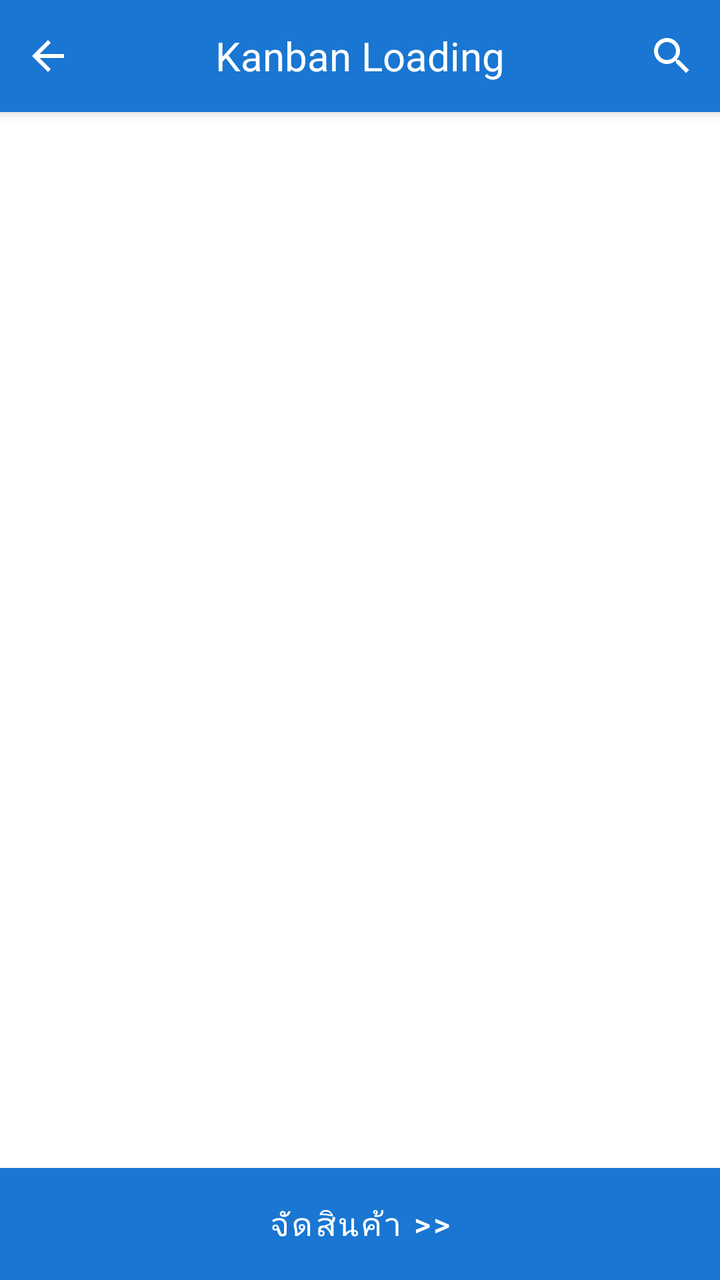
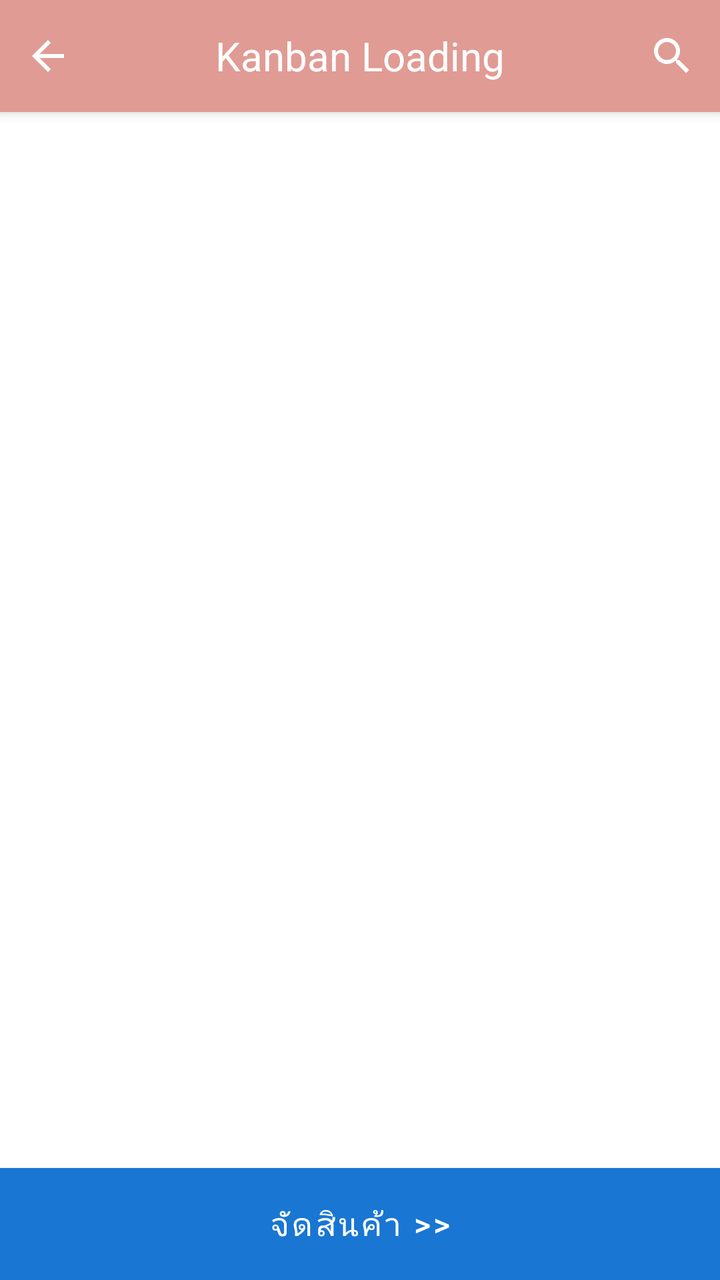

Before-and-after screenshots of an Android layout around one commit, followed by the original layout XML and the change that was made.
<!-- AndroidManifest.xml: application theme AppTheme -->
<!-- res/layout/fragment_kanban.xml -->
<?xml version="1.0" encoding="utf-8"?>
<androidx.constraintlayout.widget.ConstraintLayout xmlns:android="http://schemas.android.com/apk/res/android"
    xmlns:tools="http://schemas.android.com/tools"
    xmlns:app="http://schemas.android.com/apk/res-auto"
    android:layout_width="match_parent"
    android:layout_height="match_parent"
    tools:context=".fragment.FindPalletFragment">

    <RelativeLayout
        android:id="@+id/titleBar"
        android:layout_width="match_parent"
        android:layout_height="?attr/actionBarSize"
        android:background="?attr/colorPrimary"
        android:elevation="4dp"
        app:layout_constraintTop_toTopOf="parent">

        <ImageButton
            android:id="@+id/btnBack"
            android:layout_width="48dp"
            android:layout_height="48dp"
            android:layout_centerVertical="true"
            android:background="?attr/selectableItemBackgroundBorderless"
            android:src="@drawable/ic_arrow_back"/>

        <TextView
            android:id="@+id/toolbar_title"
            android:layout_width="wrap_content"
            android:layout_height="wrap_content"
            android:layout_centerInParent="true"
            android:text="Kanban Loading"
            android:textColor="@android:color/white"
            android:textSize="20sp"/>

        <androidx.appcompat.widget.SearchView
            android:id="@+id/searchView"
            android:layout_width="wrap_content"
            android:layout_height="wrap_content"
            android:layout_alignParentEnd="true"
            android:layout_centerVertical="true"
            app:iconifiedByDefault="true"
            app:queryHint="Search order..."
            android:theme="@style/SearchViewStyle"/>

    </RelativeLayout>

    
    <com.google.android.material.tabs.TabLayout
        android:id="@+id/statusTabLayout"
        android:layout_width="match_parent"
        android:layout_height="wrap_content"
        android:background="@android:color/white"
        app:tabMode="scrollable"
        app:tabGravity="fill"
        app:tabTextColor="@android:color/darker_gray"
        app:tabSelectedTextColor="?attr/colorPrimary"
        app:tabIndicatorColor="?attr/colorPrimary"
        app:layout_constraintTop_toBottomOf="@id/titleBar"/>

    <ListView
        android:id="@+id/listView"
        android:layout_width="match_parent"
        android:layout_height="0dp"
        android:divider="@android:color/darker_gray"
        android:dividerHeight="1dp"
        android:padding="8dp"
        app:layout_constraintTop_toBottomOf="@id/statusTabLayout"
        app:layout_constraintBottom_toTopOf="@id/btnReceivePallet"/>

    <LinearLayout
        android:id="@+id/emptyView"
        android:layout_width="match_parent"
        android:layout_height="0dp"
        android:gravity="center"
        android:orientation="vertical"
        android:visibility="gone"
        app:layout_constraintTop_toBottomOf="@id/statusTabLayout"
        app:layout_constraintBottom_toTopOf="@id/btnReceivePallet">

        <ImageView
            android:layout_width="64dp"
            android:layout_height="64dp"
            android:src="@drawable/ic_empty_box"
            android:alpha="0.5"/>

        <TextView
            android:layout_width="wrap_content"
            android:layout_height="wrap_content"
            android:layout_marginTop="16dp"
            android:text="No items found"
            android:textSize="16sp"/>
    </LinearLayout>

    
    <Button
        android:id="@+id/btnReceivePallet"
        android:layout_width="match_parent"
        android:layout_height="56dp"
        android:text="จัดสินค้า >>"
        android:textSize="16sp"
        android:textColor="@android:color/white"
        android:background="?attr/colorPrimary"
        app:layout_constraintBottom_toBottomOf="parent"
        app:layout_constraintStart_toStartOf="parent"
        app:layout_constraintEnd_toEndOf="parent"
        android:layout_margin="0dp"/>

    <ProgressBar
        android:id="@+id/progressBar"
        android:layout_width="wrap_content"
        android:layout_height="wrap_content"
        android:visibility="gone"
        app:layout_constraintTop_toTopOf="parent"
        app:layout_constraintBottom_toBottomOf="parent"
        app:layout_constraintStart_toStartOf="parent"
        app:layout_constraintEnd_toEndOf="parent"/>

</androidx.constraintlayout.widget.ConstraintLayout>
<!-- resources referenced by this layout -->
<resources>
  <!-- drawable ic_arrow_back (drawable) -->
  <?xml version="1.0" encoding="utf-8"?>
  <vector xmlns:android="http://schemas.android.com/apk/res/android"
      android:width="24dp"
      android:height="24dp"
      android:viewportWidth="24"
      android:viewportHeight="24">
      <path
          android:fillColor="#FFFFFF"
          android:pathData="M20,11H7.83l5.59,-5.59L12,4l-8,8 8,8 1.41,-1.41L7.83,13H20v-2z"/>
  </vector>
  <!-- drawable ic_empty_box: png bitmap (drawable, 5607 bytes) -->
  <style name="SearchViewStyle" parent="Widget.AppCompat.SearchView">
          
          <item name="android:background">@android:color/transparent</item>
          
          <item name="android:textColor">@android:color/white</item>
          
          <item name="android:textColorHint">@android:color/white</item>
          
          <item name="android:tint">@android:color/white</item>
      </style>
  <style name="AppTheme" parent="Theme.MaterialComponents.Light.DarkActionBar">
          <item name="colorPrimary">@color/colorPrimary</item>
          <item name="colorPrimaryDark">@color/colorPrimaryDark</item>
          <item name="colorAccent">@color/colorAccent</item>
      </style>
  <color name="colorPrimary">#1976D2</color>
  <color name="colorPrimaryDark">#1565C0</color>
  <color name="colorAccent">#FFC107</color>
</resources>

<!-- the commit's change to res/layout/fragment_kanban.xml (unified diff, before → after) -->
@@ -10,7 +10,7 @@
         android:id="@+id/titleBar"
         android:layout_width="match_parent"
         android:layout_height="?attr/actionBarSize"
-        android:background="?attr/colorPrimary"
+        android:background="@color/pastel4"
         android:elevation="4dp"
         app:layout_constraintTop_toTopOf="parent">
 
<!-- resource entries referenced after the edit -->
@@ -1,5 +1,6 @@
 <!-- resources referenced by this layout -->
 <resources>
+  <color name="pastel4">#E09B94</color>
   <!-- drawable ic_arrow_back (drawable) -->
   <?xml version="1.0" encoding="utf-8"?>
   <vector xmlns:android="http://schemas.android.com/apk/res/android"
